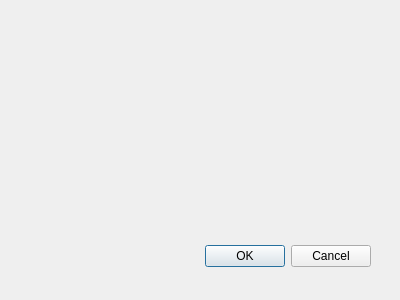
Before: the Qt Designer form dialog_diagnos_patient.ui in PanchukDima/patientbd-code, drawn with Qt 5.
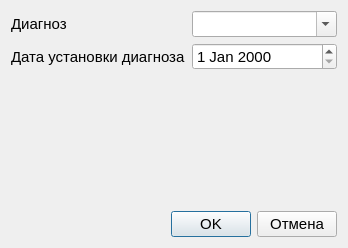
After: the same form once the commit is applied.

Commit message: edit form diagnos patient

```diff
--- a/dialog_diagnos_patient.ui
+++ b/dialog_diagnos_patient.ui
@@ -8,29 +8,92 @@
    <rect>
     <x>0</x>
     <y>0</y>
-    <width>400</width>
-    <height>300</height>
+    <width>348</width>
+    <height>248</height>
    </rect>
   </property>
+  <property name="font">
+   <font>
+    <pointsize>11</pointsize>
+   </font>
+  </property>
   <property name="windowTitle">
    <string>Dialog</string>
   </property>
-  <widget class="QDialogButtonBox" name="buttonBox">
-   <property name="geometry">
-    <rect>
-     <x>30</x>
-     <y>240</y>
-     <width>341</width>
-     <height>32</height>
-    </rect>
-   </property>
-   <property name="orientation">
-    <enum>Qt::Horizontal</enum>
-   </property>
-   <property name="standardButtons">
-    <set>QDialogButtonBox::Cancel|QDialogButtonBox::Ok</set>
-   </property>
-  </widget>
+  <layout class="QVBoxLayout" name="verticalLayout">
+   <item>
+    <layout class="QFormLayout" name="formLayout">
+     <item row="0" column="0">
+      <widget class="QLabel" name="label">
+       <property name="text">
+        <string>Диагноз</string>
+       </property>
+      </widget>
+     </item>
+     <item row="0" column="1">
+      <widget class="QComboBox" name="comboBox_diagnos">
+       <property name="editable">
+        <bool>true</bool>
+       </property>
+      </widget>
+     </item>
+     <item row="1" column="0">
+      <widget class="QLabel" name="label_2">
+       <property name="text">
+        <string>Дата установки диагноза</string>
+       </property>
+      </widget>
+     </item>
+     <item row="1" column="1">
+      <widget class="QDateEdit" name="dateEdit_date_fixing_diagnos"/>
+     </item>
+    </layout>
+   </item>
+   <item>
+    <spacer name="verticalSpacer">
+     <property name="orientation">
+      <enum>Qt::Vertical</enum>
+     </property>
+     <property name="sizeHint" stdset="0">
+      <size>
+       <width>20</width>
+       <height>40</height>
+      </size>
+     </property>
+    </spacer>
+   </item>
+   <item>
+    <layout class="QHBoxLayout" name="horizontalLayout">
+     <item>
+      <spacer name="horizontalSpacer">
+       <property name="orientation">
+        <enum>Qt::Horizontal</enum>
+       </property>
+       <property name="sizeHint" stdset="0">
+        <size>
+         <width>40</width>
+         <height>20</height>
+        </size>
+       </property>
+      </spacer>
+     </item>
+     <item>
+      <widget class="QPushButton" name="pushButton_ok">
+       <property name="text">
+        <string>OK</string>
+       </property>
+      </widget>
+     </item>
+     <item>
+      <widget class="QPushButton" name="pushButton_cancel">
+       <property name="text">
+        <string>Отмена</string>
+       </property>
+      </widget>
+     </item>
+    </layout>
+   </item>
+  </layout>
  </widget>
  <pixmapfunction/>
  <resources/>
```
Left out of the diff: 40 changed lines with no effect on the pictures. The commit also changes 2 other files.
